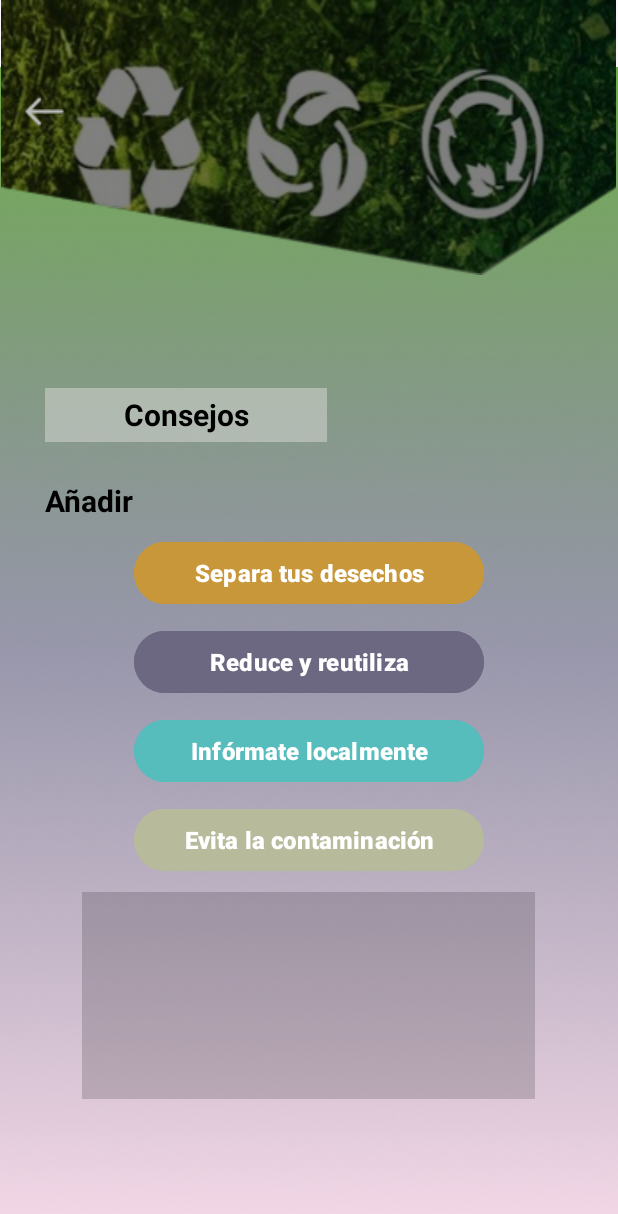
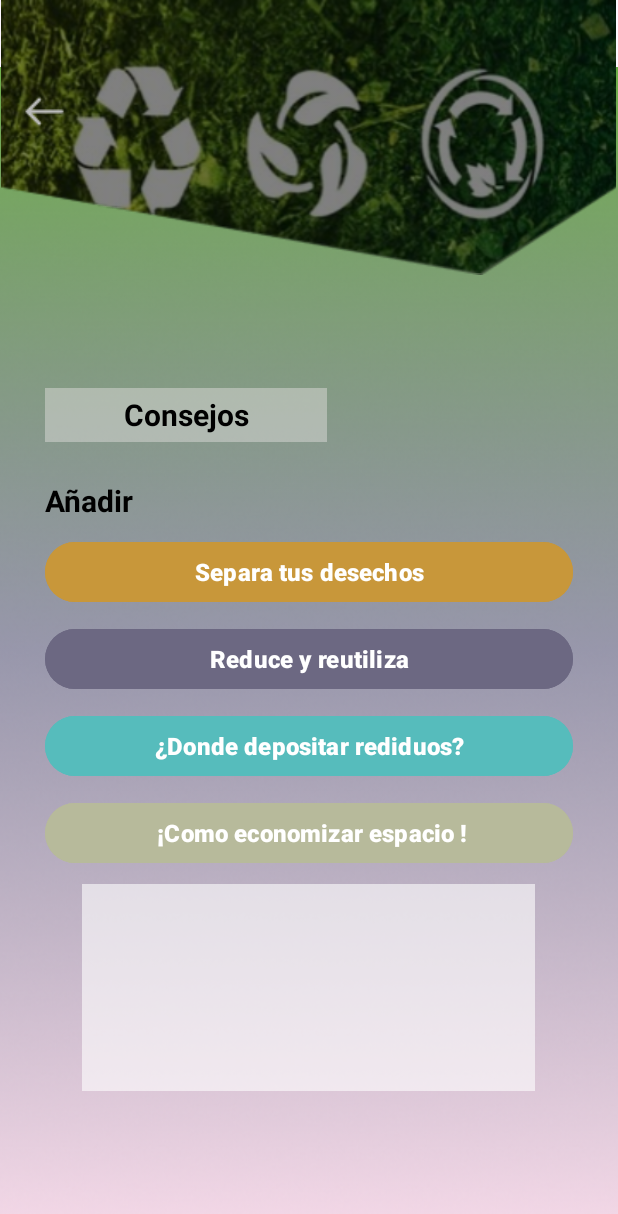
Before and after one commit to noelia333/EcoReciclaje, an Android app: the pantalla_consejos screen opened directly, with no data from a screen before it, on a phone screen of 412 x 824 dp. Shown: the top 1214 px of the screen. Run offline under Robolectric (Android 15) with nearby library versions, the phone set to English and light mode, and no system bars.

Commit message:
pantalla consejos lista

```diff
--- a/app/src/main/java/co/edu/unipiloto/ecoreciclaje_equipo05/pantalla_consejos.java
+++ b/app/src/main/java/co/edu/unipiloto/ecoreciclaje_equipo05/pantalla_consejos.java
@@ -5,11 +5,18 @@ import androidx.appcompat.app.AppCompatActivity;
 import android.content.Intent;
 import android.os.Bundle;
 import android.view.View;
+import android.widget.Button;
 import android.widget.ImageView;
+import android.widget.TextView;
 
 public class pantalla_consejos extends AppCompatActivity {
 
     ImageView ivDevolver;
+
+
+    private TextView tvinformacion;
+    private Button btnConsejo1, btnConsejo2, btnConsejo3, btnConsejo4;
+
 
     @Override
     protected void onCreate(Bundle savedInstanceState) {
@@ -17,7 +24,15 @@ public class pantalla_consejos extends AppCompatActivity {
         setContentView(R.layout.activity_pantalla_consejos);
 
         ivDevolver=findViewById(R.id.ivDevolver);
+
+        tvinformacion = findViewById(R.id.tvinformacion);
+        btnConsejo1 = findViewById(R.id.btn_consejo1);
+        btnConsejo2 = findViewById(R.id.btn_consejo2);
+        btnConsejo3 = findViewById(R.id.btn_consejo3);
+        btnConsejo4 = findViewById(R.id.btn_consejo4);
+
         ivDevolver.setOnClickListener(new View.OnClickListener() {
+
             @Override
             public void onClick(View v) {
                 Intent pantalla_consejos=new Intent(getApplicationContext(),Perfil_usuario.class);
@@ -25,6 +40,37 @@ public class pantalla_consejos extends AppCompatActivity {
             }
         });
 
+        btnConsejo1.setOnClickListener(new View.OnClickListener() {
+            @Override
+            public void onClick(View v) {
+                mostrarInformacion("coloca los residuos reciclables separados de los que son organicos");
+            }
+        });
 
+        btnConsejo2.setOnClickListener(new View.OnClickListener() {
+            @Override
+            public void onClick(View v) {
+                mostrarInformacion("procura reducir (dentro de lo posible) la cantidad de residuos que generas en casa o Reutiliza");
+            }
+        });
+
+        btnConsejo3.setOnClickListener(new View.OnClickListener() {
+            @Override
+            public void onClick(View v) {
+                mostrarInformacion("Deposita los residuos en el contenedor correspondiente" +
+                        "esta acción facilita que los residuos se incorporen antes a la cadena de reciclaje");
+            }
+        });
+
+        btnConsejo4.setOnClickListener(new View.OnClickListener() {
+            @Override
+            public void onClick(View v) {
+                mostrarInformacion("Reduce el tamaño de botellas y bricks" +
+                        "Un truco para optimizar nuestros espacios de almacenaje es «aplastar» los bricks y las botellas de plástico");
+            }
+        });
+    }
+    private void mostrarInformacion(String texto) {
+        tvinformacion.setText(texto);
     }
 }
--- a/app/src/main/res/layout/activity_pantalla_consejos.xml
+++ b/app/src/main/res/layout/activity_pantalla_consejos.xml
@@ -90,8 +90,8 @@
 
         <Button
             android:id="@+id/btn_consejo1"
-            android:layout_width="233dp"
-            android:layout_height="49dp"
+            android:layout_width="match_parent"
+            android:layout_height="wrap_content"
             android:layout_gravity="center"
             android:layout_marginTop="10dp"
             android:backgroundTint="#C8973A"
@@ -101,8 +101,8 @@
 
         <Button
             android:id="@+id/btn_consejo2"
-            android:layout_width="233dp"
-            android:layout_height="49dp"
+            android:layout_width="match_parent"
+            android:layout_height="wrap_content"
             android:layout_gravity="center"
             android:layout_marginTop="10dp"
             android:backgroundTint="#6C6882"
@@ -112,23 +112,23 @@
 
         <Button
             android:id="@+id/btn_consejo3"
-            android:layout_width="233dp"
-            android:layout_height="49dp"
+            android:layout_width="match_parent"
+            android:layout_height="wrap_content"
             android:layout_gravity="center"
             android:layout_marginTop="10dp"
             android:backgroundTint="#56BCBC"
-            android:text="Infórmate localmente"
+            android:text="¿Donde depositar rediduos?"
             android:textSize="16sp"
             android:textStyle="bold" />
 
         <Button
             android:id="@+id/btn_consejo4"
-            android:layout_width="233dp"
-            android:layout_height="49dp"
+            android:layout_width="match_parent"
+            android:layout_height="wrap_content"
             android:layout_gravity="center"
             android:layout_marginTop="10dp"
             android:backgroundTint="#B7BA9B"
-            android:text="Evita la contaminación"
+            android:text=" ¡Como economizar espacio !"
             android:textSize="16sp"
             android:textStyle="bold" />
 
@@ -137,8 +137,10 @@
             android:layout_height="138dp"
             android:layout_gravity="center"
             android:layout_marginTop="10dp"
-            android:background="#2A000000"
-            android:text="" />
+            android:background="@color/white"
+            android:alpha="0.6"
+            android:text=""
+            android:id="@+id/tvinformacion"/>
     </LinearLayout>
 
 
--- a/build.gradle
+++ b/build.gradle
@@ -1,5 +1,5 @@
 // Top-level build file where you can add configuration options common to all sub-projects/modules.
 plugins {
-    id 'com.android.application' version '8.1.2' apply false
-    id 'com.android.library' version '8.1.2' apply false
+    id 'com.android.application' version '8.1.3' apply false
+    id 'com.android.library' version '8.1.3' apply false
 }
```
